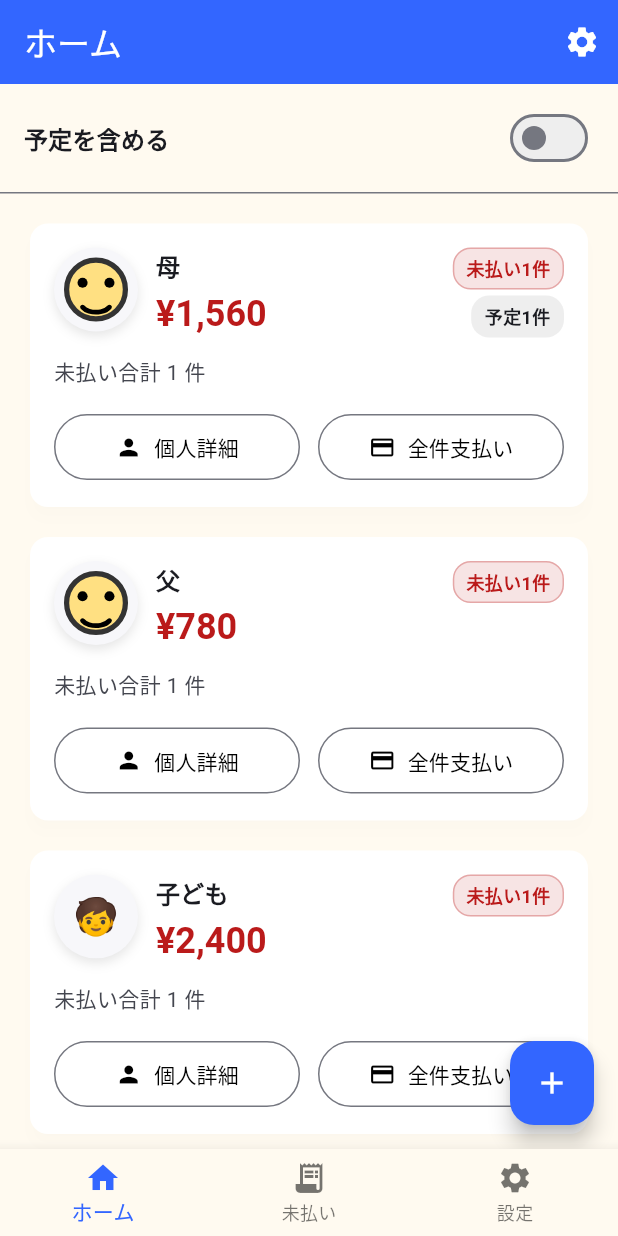
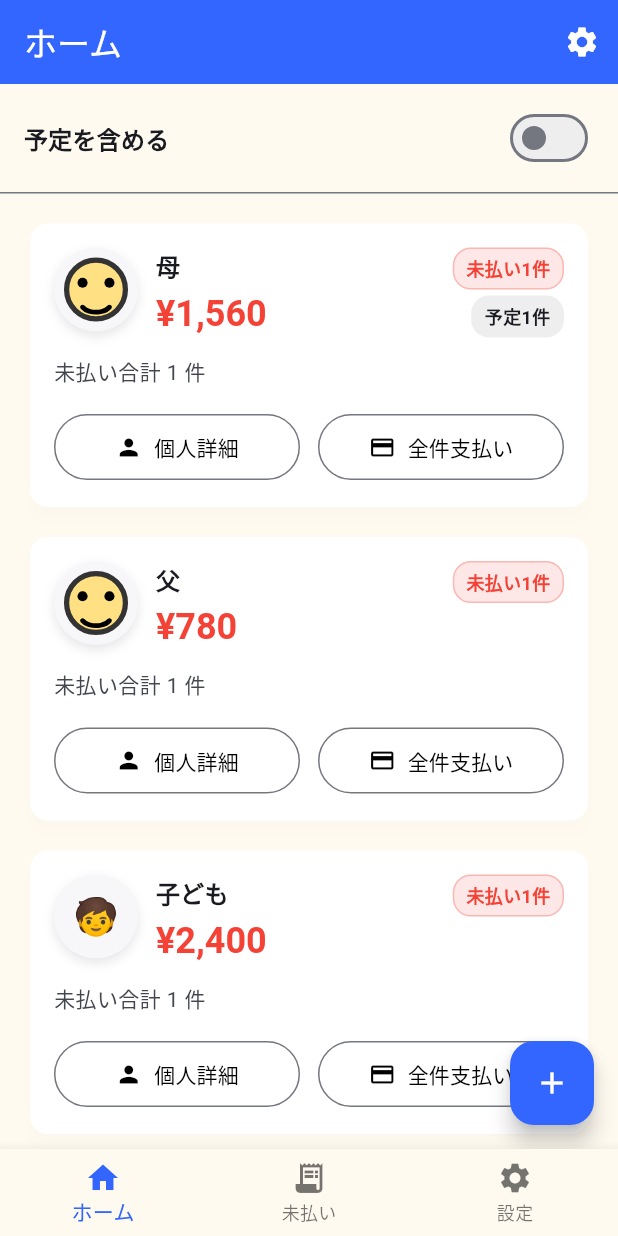
Before and after one commit to N-plus/PaymentCalendar, a Flutter app: the screen it shows after launch, on a phone screen of 412 x 824 dp. Run offline on Flutter 3.47's test engine with Material 3 defaults, Android fonts, the phone set to English and light mode, and no system bars; our stand-ins replace flutter_local_notifications, flutter_riverpod, image_picker, timezone.

Commit message:
Update unpaid amount color on home screen

```diff
--- a/lib/screens/home/home_screen.dart
+++ b/lib/screens/home/home_screen.dart
@@ -161,6 +161,7 @@ class _PersonSummaryTile extends ConsumerWidget {
         (includePlannedForPayment && summary.plannedCount > 0);
     final textTheme = Theme.of(context).textTheme;
     final colorScheme = Theme.of(context).colorScheme;
+    const unpaidColor = Color(0xFFF44336);
 
     return Card(
       elevation: 4,
@@ -193,7 +194,7 @@ class _PersonSummaryTile extends ConsumerWidget {
                         style: textTheme.headlineSmall?.copyWith(
                           fontWeight: FontWeight.bold,
                           color: hasUnpaid
-                              ? colorScheme.error
+                              ? unpaidColor
                               : textTheme.headlineSmall?.color,
                         ),
                       ),
@@ -207,7 +208,7 @@ class _PersonSummaryTile extends ConsumerWidget {
                       if (summary.unpaidCount > 0)
                         _CountBadge(
                           text: '未払い${summary.unpaidCount}件',
-                          color: colorScheme.error,
+                          color: unpaidColor,
                         ),
                       if (hasPlanned) ...[
                         const SizedBox(height: 4),
```
